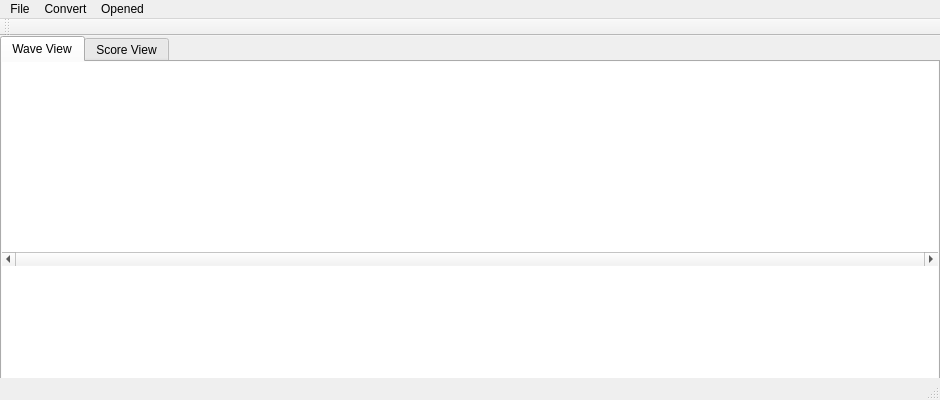
Before: the Qt Designer form qswindow.ui in scoreur/QS, drawn with Qt 5.
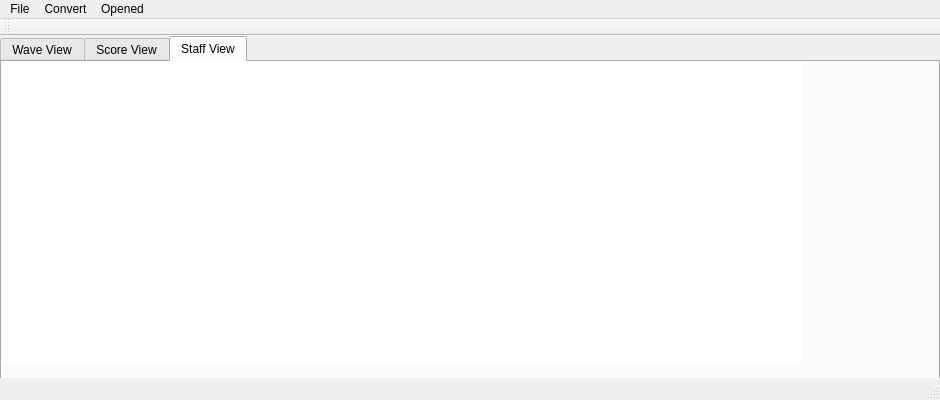
After: the same form once the commit is applied. The open tabs and pages were chosen to show the change.

Commit message:
add staff scene
reconstruct; half/quarter note available…

Diff of the .ui file:
```diff
--- a/qswindow.ui
+++ b/qswindow.ui
@@ -10,6 +10,24 @@
     <height>400</height>
    </rect>
   </property>
+  <property name="sizePolicy">
+   <sizepolicy hsizetype="Fixed" vsizetype="Fixed">
+    <horstretch>0</horstretch>
+    <verstretch>0</verstretch>
+   </sizepolicy>
+  </property>
+  <property name="minimumSize">
+   <size>
+    <width>940</width>
+    <height>400</height>
+   </size>
+  </property>
+  <property name="maximumSize">
+   <size>
+    <width>1500</width>
+    <height>600</height>
+   </size>
+  </property>
   <property name="windowTitle">
    <string>Scoreur</string>
   </property>
@@ -23,10 +41,19 @@
       <height>360</height>
      </rect>
     </property>
+    <property name="tabPosition">
+     <enum>QTabWidget::North</enum>
+    </property>
+    <property name="tabShape">
+     <enum>QTabWidget::Rounded</enum>
+    </property>
     <property name="currentIndex">
      <number>0</number>
     </property>
     <property name="usesScrollButtons">
+     <bool>false</bool>
+    </property>
+    <property name="movable">
      <bool>true</bool>
     </property>
     <widget class="QWidget" name="tab1">
@@ -167,6 +194,24 @@
       </property>
      </widget>
     </widget>
+    <widget class="QWidget" name="staffTab">
+     <attribute name="title">
+      <string>Staff View</string>
+     </attribute>
+     <widget class="QGraphicsView" name="staffView">
+      <property name="geometry">
+       <rect>
+        <x>0</x>
+        <y>0</y>
+        <width>800</width>
+        <height>300</height>
+       </rect>
+      </property>
+      <property name="frameShape">
+       <enum>QFrame::NoFrame</enum>
+      </property>
+     </widget>
+    </widget>
    </widget>
   </widget>
   <widget class="QMenuBar" name="menuBar">
```
Left out of the diff: 18 changed lines with no effect on the pictures. The commit also changes 13 other files.
